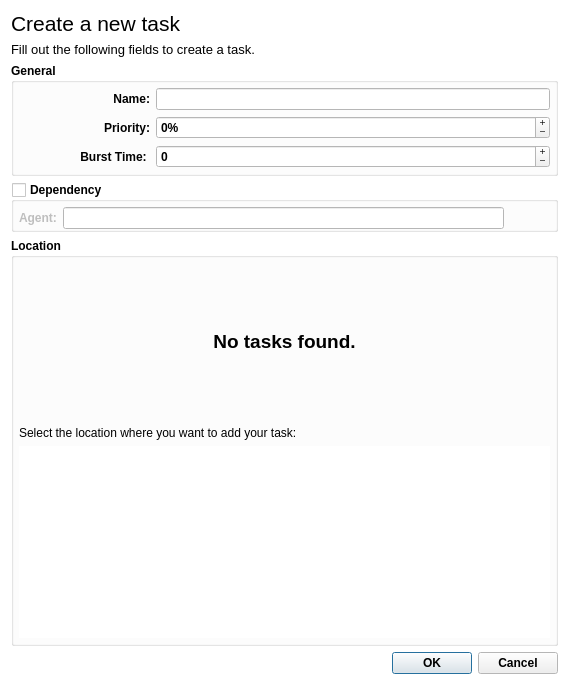
The window that ui/dialogs/taskedit.ui (amirmohsen1384/legendary-os) describes before a commit, drawn with Qt 5.
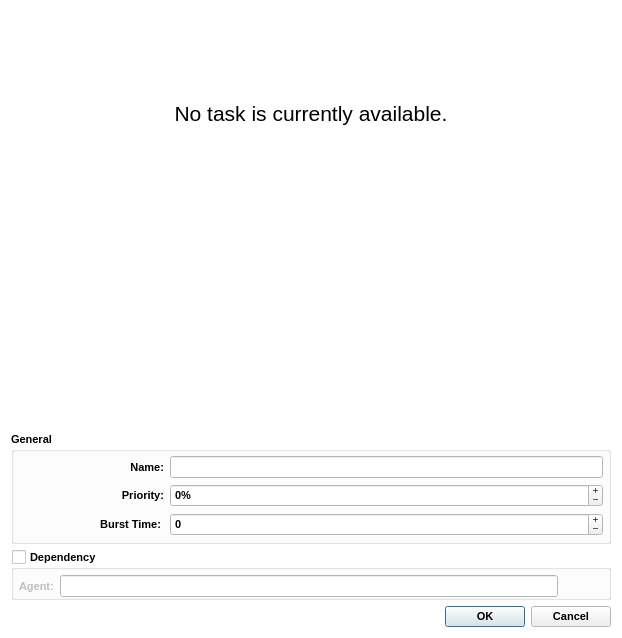
The same window after the commit.

Commit message: Revised the task editor

Diff of the .ui file:
```diff
--- a/ui/dialogs/taskedit.ui
+++ b/ui/dialogs/taskedit.ui
@@ -6,8 +6,8 @@
    <rect>
     <x>0</x>
     <y>0</y>
-    <width>569</width>
-    <height>685</height>
+    <width>622</width>
+    <height>638</height>
    </rect>
   </property>
   <property name="palette">
@@ -58,7 +58,7 @@
   </property>
   <property name="font">
    <font>
-    <pointsize>9</pointsize>
+    <pointsize>8</pointsize>
    </font>
   </property>
   <property name="windowTitle">
@@ -68,40 +68,11 @@
    <bool>true</bool>
   </property>
   <layout class="QGridLayout" name="mainLayout">
-   <item row="0" column="0" colspan="2">
-    <layout class="QVBoxLayout" name="titleLayout">
-     <item>
-      <widget class="QLabel" name="title">
-       <property name="font">
-        <font>
-         <pointsize>16</pointsize>
-         <fontweight>Light</fontweight>
-        </font>
-       </property>
-       <property name="text">
-        <string>Create a new task</string>
-       </property>
-      </widget>
-     </item>
-     <item>
-      <widget class="QLabel" name="description">
-       <property name="font">
-        <font>
-         <pointsize>10</pointsize>
-        </font>
-       </property>
-       <property name="text">
-        <string>Fill out the following fields to create a task.</string>
-       </property>
-      </widget>
-     </item>
-    </layout>
-   </item>
-   <item row="1" column="0" colspan="2">
+   <item row="2" column="0" colspan="2">
     <widget class="QGroupBox" name="generalGroup">
      <property name="font">
       <font>
-       <pointsize>9</pointsize>
+       <pointsize>8</pointsize>
        <bold>true</bold>
       </font>
      </property>
@@ -128,7 +99,7 @@
        <widget class="QLabel" name="priorityLabel">
         <property name="font">
          <font>
-          <pointsize>9</pointsize>
+          <pointsize>8</pointsize>
           <bold>true</bold>
          </font>
         </property>
@@ -148,13 +119,19 @@
           <verstretch>0</verstretch>
          </sizepolicy>
         </property>
+        <property name="font">
+         <font>
+          <pointsize>8</pointsize>
+          <bold>true</bold>
+         </font>
+        </property>
        </widget>
       </item>
       <item row="0" column="0">
        <widget class="QLabel" name="nameLabel">
         <property name="font">
          <font>
-          <pointsize>9</pointsize>
+          <pointsize>8</pointsize>
           <bold>true</bold>
          </font>
         </property>
@@ -170,7 +147,7 @@
        <widget class="QLabel" name="burstLabel">
         <property name="font">
          <font>
-          <pointsize>9</pointsize>
+          <pointsize>8</pointsize>
           <bold>true</bold>
          </font>
         </property>
@@ -190,6 +167,12 @@
           <verstretch>0</verstretch>
          </sizepolicy>
         </property>
+        <property name="font">
+         <font>
+          <pointsize>8</pointsize>
+          <bold>true</bold>
+         </font>
+        </property>
         <property name="wrapping">
          <bool>true</bool>
         </property>
@@ -227,6 +210,12 @@
           <verstretch>0</verstretch>
          </sizepolicy>
         </property>
+        <property name="font">
+         <font>
+          <pointsize>8</pointsize>
+          <bold>true</bold>
+         </font>
+        </property>
         <property name="wrapping">
          <bool>true</bool>
         </property>
@@ -247,108 +236,11 @@
      </layout>
     </widget>
    </item>
-   <item row="6" column="1">
-    <widget class="QDialogButtonBox" name="controlButton">
-     <property name="font">
-      <font>
-       <pointsize>9</pointsize>
-       <bold>true</bold>
-      </font>
-     </property>
-     <property name="orientation">
-      <enum>Qt::Orientation::Horizontal</enum>
-     </property>
-     <property name="standardButtons">
-      <set>QDialogButtonBox::StandardButton::Cancel|QDialogButtonBox::StandardButton::Ok</set>
-     </property>
-    </widget>
-   </item>
    <item row="3" column="0" colspan="2">
-    <widget class="QGroupBox" name="locationGroup">
-     <property name="font">
-      <font>
-       <pointsize>9</pointsize>
-       <bold>true</bold>
-      </font>
-     </property>
-     <property name="title">
-      <string>Location</string>
-     </property>
-     <property name="flat">
-      <bool>true</bool>
-     </property>
-     <layout class="QVBoxLayout" name="locationLayout">
-      <property name="leftMargin">
-       <number>5</number>
-      </property>
-      <property name="topMargin">
-       <number>5</number>
-      </property>
-      <property name="rightMargin">
-       <number>5</number>
-      </property>
-      <property name="bottomMargin">
-       <number>5</number>
-      </property>
-      <item>
-       <widget class="QLabel" name="emptyLabel">
-        <property name="sizePolicy">
-         <sizepolicy hsizetype="MinimumExpanding" vsizetype="MinimumExpanding">
-          <horstretch>0</horstretch>
-          <verstretch>0</verstretch>
-         </sizepolicy>
-        </property>
-        <property name="font">
-         <font>
-          <pointsize>14</pointsize>
-          <fontweight>Light</fontweight>
-         </font>
-        </property>
-        <property name="text">
-         <string>No tasks found.</string>
-        </property>
-        <property name="alignment">
-         <set>Qt::AlignmentFlag::AlignCenter</set>
-        </property>
-       </widget>
-      </item>
-      <item>
-       <widget class="QLabel" name="locationDescriptionLabel">
-        <property name="font">
-         <font>
-          <pointsize>9</pointsize>
-          <bold>false</bold>
-         </font>
-        </property>
-        <property name="text">
-         <string>Select the location where you want to add your task:</string>
-        </property>
-       </widget>
-      </item>
-      <item>
-       <widget class="QTreeView" name="locationView">
-        <property name="sizePolicy">
-         <sizepolicy hsizetype="MinimumExpanding" vsizetype="Expanding">
-          <horstretch>0</horstretch>
-          <verstretch>0</verstretch>
-         </sizepolicy>
-        </property>
-        <property name="frameShape">
-         <enum>QFrame::Shape::NoFrame</enum>
-        </property>
-        <property name="frameShadow">
-         <enum>QFrame::Shadow::Plain</enum>
-        </property>
-       </widget>
-      </item>
-     </layout>
-    </widget>
-   </item>
-   <item row="2" column="0" colspan="2">
     <widget class="QGroupBox" name="agentGroup">
      <property name="font">
       <font>
-       <pointsize>9</pointsize>
+       <pointsize>8</pointsize>
        <bold>true</bold>
       </font>
      </property>
@@ -381,7 +273,7 @@
        <widget class="QPushButton" name="agentBrowseButton">
         <property name="font">
          <font>
-          <pointsize>9</pointsize>
+          <pointsize>8</pointsize>
           <bold>true</bold>
          </font>
         </property>
@@ -403,7 +295,7 @@
         </property>
         <property name="font">
          <font>
-          <pointsize>9</pointsize>
+          <pointsize>8</pointsize>
           <bold>true</bold>
          </font>
         </property>
@@ -416,7 +308,7 @@
        <widget class="QLabel" name="agentLabel">
         <property name="font">
          <font>
-          <pointsize>9</pointsize>
+          <pointsize>8</pointsize>
           <bold>true</bold>
          </font>
         </property>
@@ -428,6 +320,66 @@
      </layout>
     </widget>
    </item>
+   <item row="6" column="1">
+    <widget class="QDialogButtonBox" name="controlButton">
+     <property name="font">
+      <font>
+       <pointsize>8</pointsize>
+       <bold>true</bold>
+      </font>
+     </property>
+     <property name="orientation">
+      <enum>Qt::Orientation::Horizontal</enum>
+     </property>
+     <property name="standardButtons">
+      <set>QDialogButtonBox::StandardButton::Cancel|QDialogButtonBox::StandardButton::Ok</set>
+     </property>
+    </widget>
+   </item>
+   <item row="1" column="0" colspan="2">
+    <widget class="QTreeView" name="locationView">
+     <property name="sizePolicy">
+      <sizepolicy hsizetype="MinimumExpanding" vsizetype="Expanding">
+       <horstretch>0</horstretch>
+       <verstretch>0</verstretch>
+      </sizepolicy>
+     </property>
+     <property name="font">
+      <font>
+       <pointsize>8</pointsize>
+       <bold>true</bold>
+      </font>
+     </property>
+     <property name="frameShape">
+      <enum>QFrame::Shape::NoFrame</enum>
+     </property>
+     <property name="frameShadow">
+      <enum>QFrame::Shadow::Plain</enum>
+     </property>
+    </widget>
+   </item>
+   <item row="0" column="0" colspan="2">
+    <widget class="QLabel" name="emptyLabel">
+     <property name="sizePolicy">
+      <sizepolicy hsizetype="MinimumExpanding" vsizetype="MinimumExpanding">
+       <horstretch>0</horstretch>
+       <verstretch>0</verstretch>
+      </sizepolicy>
+     </property>
+     <property name="font">
+      <font>
+       <pointsize>16</pointsize>
+       <fontweight>Light</fontweight>
+      </font>
+     </property>
+     <property name="text">
+      <string>No task is currently available.</string>
+     </property>
+     <property name="alignment">
+      <set>Qt::AlignmentFlag::AlignCenter</set>
+     </property>
+    </widget>
+   </item>
   </layout>
  </widget>
  <resources/>
```
